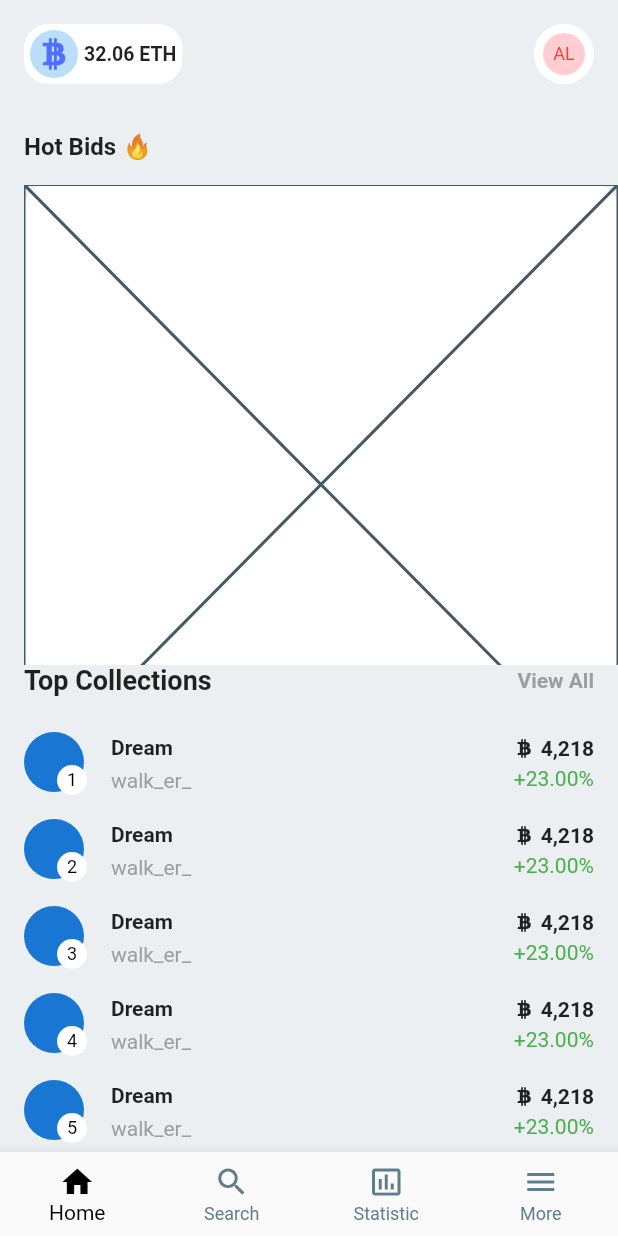
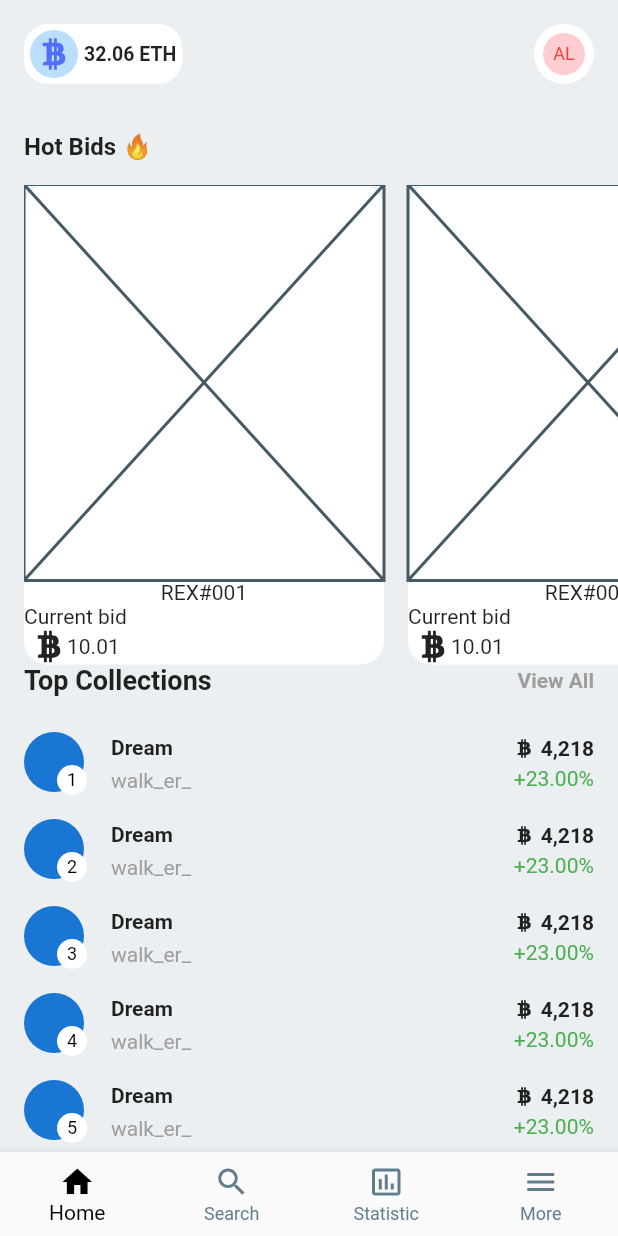
Before and after one commit to JAICHANGPARK/flutter_notebook_17th_story, a Flutter app: the screen it shows after launch, on a phone screen of 412 x 824 dp. Run offline on Flutter 3.47's test engine with Material 2 defaults, Android fonts, the phone set to English and light mode, and no system bars; our stand-ins replace flutter_riverpod, ionicons.

Commit message:
Update nft_main_page.dart

```diff
--- a/lib/ep1001_nft_app/src/ui/nft_main_page.dart
+++ b/lib/ep1001_nft_app/src/ui/nft_main_page.dart
@@ -80,8 +80,11 @@ class NftMainPage extends ConsumerWidget {
                   height: 320,
                   child: ListView.builder(
                       itemCount: 10,
+                      scrollDirection: Axis.horizontal,
                       itemBuilder: (context, index) {
-                        return Container(
+                        return Padding(
+                          padding: const EdgeInsets.only(right: 16),
+                          child: Container(
                             width: 240,
 
                             decoration: BoxDecoration(
@@ -110,6 +113,7 @@ class NftMainPage extends ConsumerWidget {
                                   ],
                                 )
                               ],
+                            ),
                           ),
                         );
                       }),
```
Lines whose indentation alone changed are shown as unchanged.
